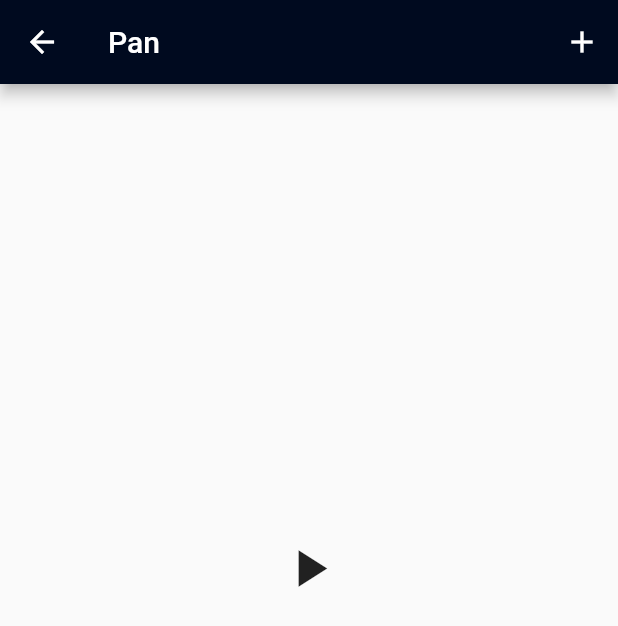
After one commit to DanKheadies/max_stripe_app, a Flutter app: the screen it shows after launch, after a tap on "Go to Pan Playground", on a phone screen of 412 x 824 dp. The commit adds this screen. Shown: the top 626 px of the screen. Run offline on Flutter 3.47's test engine with Material 2 defaults, Android fonts, the phone set to English and light mode, and no system bars; our stand-ins replace bloc, equatable, flutter_bloc; missing offline and left inert: flutter_stripe.

Commit message:
Stripe working; pan playground added

```diff
--- /dev/null
+++ b/lib/blocs/blocs.dart
@@ -0,0 +1 @@
+export 'payment/payment_bloc.dart';
--- /dev/null
+++ b/lib/blocs/payment/payment_event.dart
@@ -0,0 +1,38 @@
+part of 'payment_bloc.dart';
+
+@immutable
+abstract class PaymentEvent extends Equatable {
+  const PaymentEvent();
+
+  @override
+  List<Object> get props => [];
+}
+
+class PaymentStart extends PaymentEvent {}
+
+class PaymentCreateIntent extends PaymentEvent {
+  final BillingDetails billingDetails;
+  final List<Map<String, dynamic>> items;
+
+  const PaymentCreateIntent({
+    required this.billingDetails,
+    required this.items,
+  });
+
+  @override
+  List<Object> get props => [
+        billingDetails,
+        items,
+      ];
+}
+
+class PaymentConfirmIntent extends PaymentEvent {
+  final String clientSecret;
+
+  const PaymentConfirmIntent({
+    required this.clientSecret,
+  });
+
+  @override
+  List<Object> get props => [clientSecret];
+}
--- /dev/null
+++ b/lib/blocs/payment/payment_state.dart
@@ -0,0 +1,36 @@
+part of 'payment_bloc.dart';
+
+enum PaymentStatus {
+  initial,
+  loading,
+  success,
+  failure,
+}
+
+// @immutable
+class PaymentState extends Equatable {
+  final PaymentStatus status;
+  final CardFieldInputDetails cardFieldInputDetails;
+
+  const PaymentState({
+    this.status = PaymentStatus.initial,
+    this.cardFieldInputDetails = const CardFieldInputDetails(complete: false),
+  });
+
+  PaymentState copyWith({
+    PaymentStatus? status,
+    CardFieldInputDetails? cardFieldInputDetails,
+  }) {
+    return PaymentState(
+      status: status ?? this.status,
+      cardFieldInputDetails:
+          cardFieldInputDetails ?? this.cardFieldInputDetails,
+    );
+  }
+
+  @override
+  List<Object> get props => [
+        status,
+        cardFieldInputDetails,
+      ];
+}
--- a/lib/main.dart
+++ b/lib/main.dart
@@ -1,8 +1,15 @@
 import 'package:flutter/material.dart';
+import 'package:flutter_bloc/flutter_bloc.dart';
+import 'package:flutter_stripe/flutter_stripe.dart';
 
+import 'package:max_stripe_app/.env';
+import 'package:max_stripe_app/blocs/blocs.dart';
 import 'package:max_stripe_app/screens/screens.dart';
 
-void main() {
+void main() async {
+  WidgetsFlutterBinding.ensureInitialized();
+  Stripe.publishableKey = stripePublishableKey;
+  await Stripe.instance.applySettings();
   runApp(const MyApp());
 }
 
@@ -12,7 +19,9 @@ class MyApp extends StatelessWidget {
   // This widget is the root of your application.
   @override
   Widget build(BuildContext context) {
-    return MaterialApp(
+    return BlocProvider(
+      create: (context) => PaymentBloc(),
+      child: MaterialApp(
         title: 'Flutter Demo',
         theme: ThemeData(
           colorScheme: const ColorScheme.light(
@@ -22,6 +31,7 @@ class MyApp extends StatelessWidget {
           primaryColor: Colors.white,
         ),
         home: const HomeScreen(),
+      ),
     );
   }
 }
--- a/lib/screens/home_screen.dart
+++ b/lib/screens/home_screen.dart
@@ -11,7 +11,10 @@ class HomeScreen extends StatelessWidget {
       appBar: AppBar(
         title: const Text('Stripe Example'),
       ),
-      body: ListTile(
+      body: Column(
+        mainAxisAlignment: MainAxisAlignment.spaceEvenly,
+        children: [
+          ListTile(
             onTap: () {
               Navigator.push(
                 context,
@@ -25,6 +28,22 @@ class HomeScreen extends StatelessWidget {
               Icons.chevron_right_rounded,
             ),
           ),
+          ListTile(
+            onTap: () {
+              Navigator.push(
+                context,
+                MaterialPageRoute(
+                  builder: (context) => const PanScreen(),
+                ),
+              );
+            },
+            title: const Text('Go to Pan Playground'),
+            trailing: const Icon(
+              Icons.fingerprint,
+            ),
+          ),
+        ],
+      ),
     );
   }
 }
--- /dev/null
+++ b/lib/screens/pan_screen.dart
@@ -0,0 +1,174 @@
+import 'package:flutter/material.dart';
+
+class PanScreen extends StatefulWidget {
+  const PanScreen({Key? key}) : super(key: key);
+
+  @override
+  State<PanScreen> createState() => _PanScreenState();
+}
+
+class _PanScreenState extends State<PanScreen> {
+  bool isAlpha = true;
+  double posX = 0;
+  double posY = 0;
+  double imgCon = 21; // image constant for size & placement
+
+  @override
+  Widget build(BuildContext context) {
+    return Scaffold(
+      appBar: AppBar(
+        title: const Text('Pan'),
+        actions: [
+          IconButton(
+            onPressed: () {
+              setState(() {
+                isAlpha = !isAlpha;
+                posX = 0;
+                posY = 0;
+              });
+            },
+            icon: const Icon(Icons.add),
+          ),
+        ],
+      ),
+      body: isAlpha
+          // Full screen follow
+          ? Stack(
+              children: [
+                // Padding won't work. Will need to set and track bounds.
+                Positioned(
+                  left: posX == 0
+                      ? MediaQuery.of(context).size.width / 2 - imgCon
+                      : posX - imgCon,
+                  top: posY == 0
+                      ? MediaQuery.of(context).size.height / 2 - 110
+                      : posY - imgCon,
+                  child: Icon(
+                    Icons.play_arrow,
+                    size: imgCon * 2,
+                  ),
+                ),
+                Center(
+                  child: SizedBox(
+                    child: GestureDetector(
+                      onPanStart: (DragStartDetails details) {
+                        print('Start');
+                        print(details);
+                        setState(() {
+                          posX = details.localPosition.dx;
+                          posY = details.localPosition.dy;
+                        });
+                      },
+                      onPanUpdate: (DragUpdateDetails details) {
+                        print('Update');
+                        print(details);
+                        setState(() {
+                          posX = details.localPosition.dx;
+                          posY = details.localPosition.dy;
+                        });
+                      },
+                      onPanEnd: (DragEndDetails details) {
+                        print('End');
+                        print(details);
+                      },
+                      onPanCancel: () {
+                        print('Cancel?');
+                      },
+                      onPanDown: (DragDownDetails details) {
+                        print('Down');
+                        print(details);
+                      },
+                      child: Container(
+                        decoration: const BoxDecoration(
+                          // color: Colors.red,
+                          color: Colors.transparent,
+                        ),
+                      ),
+                    ),
+                  ),
+                ),
+              ],
+            )
+          // 2/3 dueling mirror
+          : Stack(
+              children: [
+                Positioned(
+                  bottom: posY == 0
+                      ? MediaQuery.of(context).size.height / 4
+                      : posY - imgCon,
+                  right: posX == 0
+                      ? MediaQuery.of(context).size.width / 2 - 21
+                      : posX - imgCon / 2,
+                  child: Icon(
+                    Icons.play_arrow,
+                    size: imgCon * 2,
+                  ),
+
+                  // left: posX == 0
+                  //     ? MediaQuery.of(context).size.width / 2 - imgCon
+                  //     : posX - imgCon,
+                  // top: posY == 0
+                  //     ? MediaQuery.of(context).size.height / 2
+                  //     : posY - imgCon,
+                  // child: Icon(
+                  //   Icons.play_arrow,
+                  //   size: imgCon * 2,
+                  // ),
+                ),
+                Column(
+                  children: [
+                    Expanded(
+                      flex: 1,
+                      child: Container(
+                        decoration: const BoxDecoration(
+                          color: Colors.green,
+                        ),
+                      ),
+                    ),
+                    Expanded(
+                      flex: 2,
+                      child: SizedBox(
+                        child: GestureDetector(
+                          onPanStart: (DragStartDetails details) {
+                            print('Start');
+                            print(details);
+                            setState(() {
+                              posX = details.localPosition.dx;
+                              posY = details.localPosition.dy;
+                            });
+                          },
+                          onPanUpdate: (DragUpdateDetails details) {
+                            print('Update');
+                            print(details);
+                            setState(() {
+                              posX = details.localPosition.dx;
+                              posY = details.localPosition.dy;
+                            });
+                          },
+                          onPanEnd: (DragEndDetails details) {
+                            print('End');
+                            print(details);
+                          },
+                          onPanCancel: () {
+                            print('Cancel?');
+                          },
+                          onPanDown: (DragDownDetails details) {
+                            print('Down');
+                            print(details);
+                          },
+                          child: Container(
+                            decoration: const BoxDecoration(
+                              // color: Colors.red,
+                              color: Colors.transparent,
+                            ),
+                          ),
+                        ),
+                      ),
+                    ),
+                  ],
+                ),
+              ],
+            ),
+    );
+  }
+}
--- a/lib/screens/screens.dart
+++ b/lib/screens/screens.dart
@@ -1,2 +1,3 @@
 export 'card_form_screen.dart';
 export 'home_screen.dart';
+export 'pan_screen.dart';
```
Also changed, not shown: lib/blocs/payment/payment_bloc.dart (added, +157 -0 lines), lib/screens/card_form_screen.dart (+97 -7 lines), pubspec.yaml (+5 -3 lines), pubspec.lock, 23 other files. Lines whose indentation alone changed are shown as unchanged.
